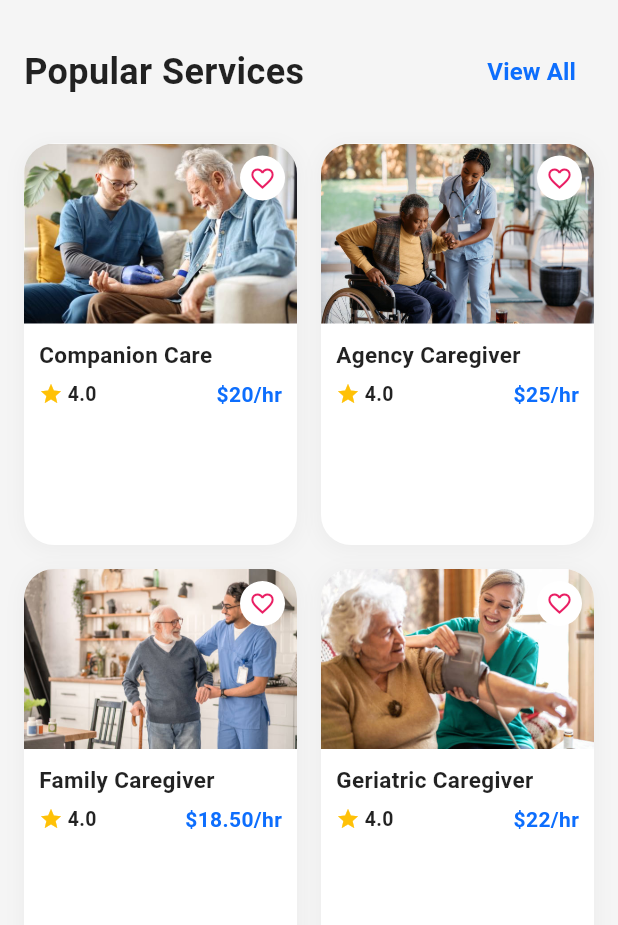
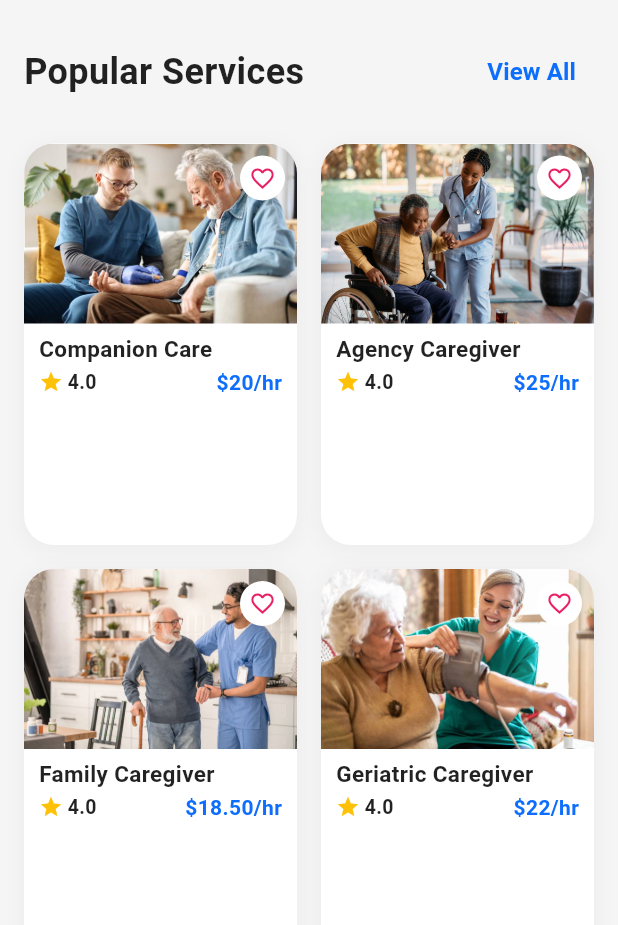
Before and after one commit to Sridharfiles/HomecareCRM, a Flutter app: the HomePage screen opened directly, on a phone screen of 412 x 824 dp, the part 311-1236 px from its top. Run offline on Flutter 3.47's test engine with Material 3 defaults, Android fonts, the light colour scheme and no system bars.

Commit message:
card update

```diff
--- a/lib/card.dart
+++ b/lib/card.dart
@@ -46,7 +46,7 @@ class _ServiceCardState extends State<ServiceCard> {
                 child: Image.asset(
                   widget.service.imageUrl,
                   width: double.infinity,
-                  height: 120, // Fixed height for image
+                  height: 120,
                   fit: BoxFit.cover,
                 ),
               ),
@@ -76,12 +76,11 @@ class _ServiceCardState extends State<ServiceCard> {
             ],
           ),
 
-          // Service details
+          // Service details - Compact padding
           Padding(
-            padding: const EdgeInsets.all(10),
+            padding: const EdgeInsets.fromLTRB(10, 6, 10, 6),
             child: Column(
               crossAxisAlignment: CrossAxisAlignment.start,
-              mainAxisSize: MainAxisSize.min,
               children: [
                 Text(
                   widget.service.title,
@@ -93,7 +92,7 @@ class _ServiceCardState extends State<ServiceCard> {
                   maxLines: 2,
                   overflow: TextOverflow.ellipsis,
                 ),
-                const SizedBox(height: 6),
+                const SizedBox(height: 2),
                 Row(
                   mainAxisAlignment: MainAxisAlignment.spaceBetween,
                   children: [
```
